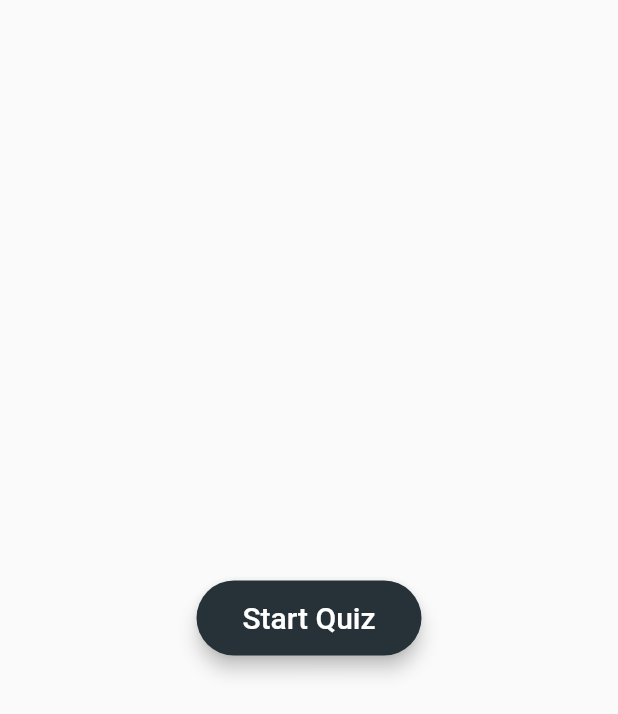
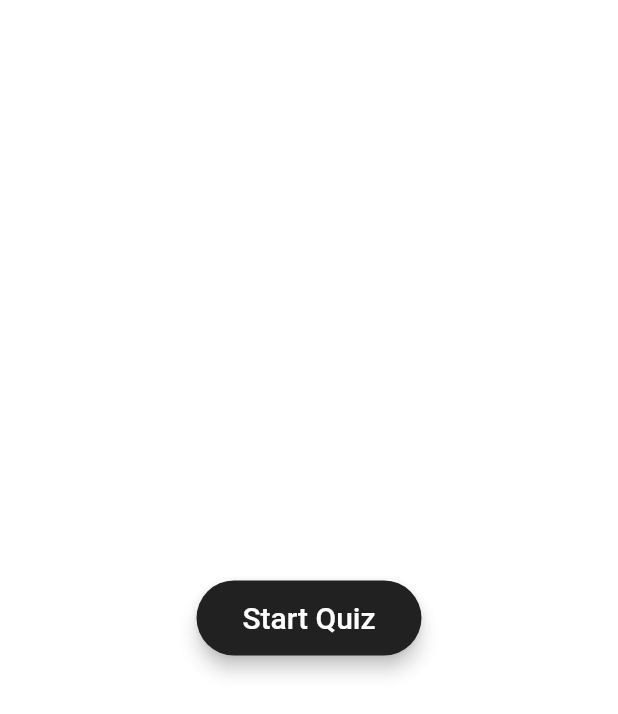
Before and after one commit to niti5hbhardwaj/QuizApp, a Flutter app: the screen it shows after launch, on a phone screen of 412 x 824 dp. Shown: the top 714 px of the screen. Run offline on Flutter 3.47's test engine with Material 2 defaults, Android fonts, the phone set to English and light mode, and no system bars; our stand-ins replace flutter_spinkit.

Commit message:
minor ui changes

```diff
--- a/lib/screens/components/body.dart
+++ b/lib/screens/components/body.dart
@@ -67,10 +67,11 @@ class _QuestionBodyState extends State<QuestionBody> {
                           curve: Curves.ease);
                     }
                   },
-                  child: const Text(
+                  child: Text(
                     "Skip",
                     style: TextStyle(
-                      color: Colors.white,
+                      color: Colors.grey.shade300,
+                      fontSize: 20,
                     ),
                   ),
                 ),
--- a/lib/welcome_screen.dart
+++ b/lib/welcome_screen.dart
@@ -1,7 +1,10 @@
 import 'package:flutter/material.dart';
 import 'package:flutter_spinkit/flutter_spinkit.dart';
 import 'package:quiz_app/screens/quiz_screen.dart';
-import 'chat_api/chat_api.dart';
+// import 'chat_api/chat_api.dart';
+
+Color backgroundColor = Colors.white;
+Color foregroundColor = Colors.grey.shade900;
 
 class WelcomeScreen extends StatefulWidget {
   static const id = 'welcome_screen';
@@ -17,6 +20,7 @@ class _WelcomeScreenState extends State<WelcomeScreen> {
   @override
   Widget build(BuildContext context) {
     return Scaffold(
+      backgroundColor: backgroundColor,
       body: Center(
         child: (isLoading)
             ? Column(
@@ -24,7 +28,7 @@ class _WelcomeScreenState extends State<WelcomeScreen> {
                 crossAxisAlignment: CrossAxisAlignment.center,
                 children: [
                   SpinKitFoldingCube(
-                    color: Colors.blueGrey.shade900,
+                    color: foregroundColor,
                     size: 100,
                   ),
                   const SizedBox(
@@ -34,7 +38,7 @@ class _WelcomeScreenState extends State<WelcomeScreen> {
                     "Loading Quiz Data",
                     style: TextStyle(
                       fontSize: 25,
-                      color: Colors.blueGrey.shade900,
+                      color: foregroundColor,
                       fontWeight: FontWeight.bold,
                     ),
                   ),
@@ -53,17 +57,17 @@ class _WelcomeScreenState extends State<WelcomeScreen> {
                     Navigator.pushReplacementNamed(context, QuizScreen.id);
                   }
                 },
-                color: Colors.blueGrey.shade900,
+                color: foregroundColor,
                 shape: RoundedRectangleBorder(
                     borderRadius: BorderRadius.circular(25)),
                 height: 50,
                 minWidth: 150,
                 elevation: 5,
-                child: const Text(
+                child: Text(
                   "Start Quiz",
                   style: TextStyle(
                     fontSize: 20,
-                    color: Colors.white,
+                    color: backgroundColor,
                   ),
                 ),
               ),
@@ -72,8 +76,8 @@ class _WelcomeScreenState extends State<WelcomeScreen> {
   }
 }
 
-// Future<void> getQuestions() async {
-//   await Future.delayed(Duration(seconds: 2), () {
-//     print("Hello");
-//   });
-// }
+Future<void> getQuestions() async {
+  await Future.delayed(Duration(seconds: 2), () {
+    print("Hello");
+  });
+}
```
Also changed, not shown: lib/data/question_bank.dart (+66 -66 lines), lib/screens/components/option.dart (+9 -6 lines), lib/screens/components/question_card.dart (+6 -1 lines).
